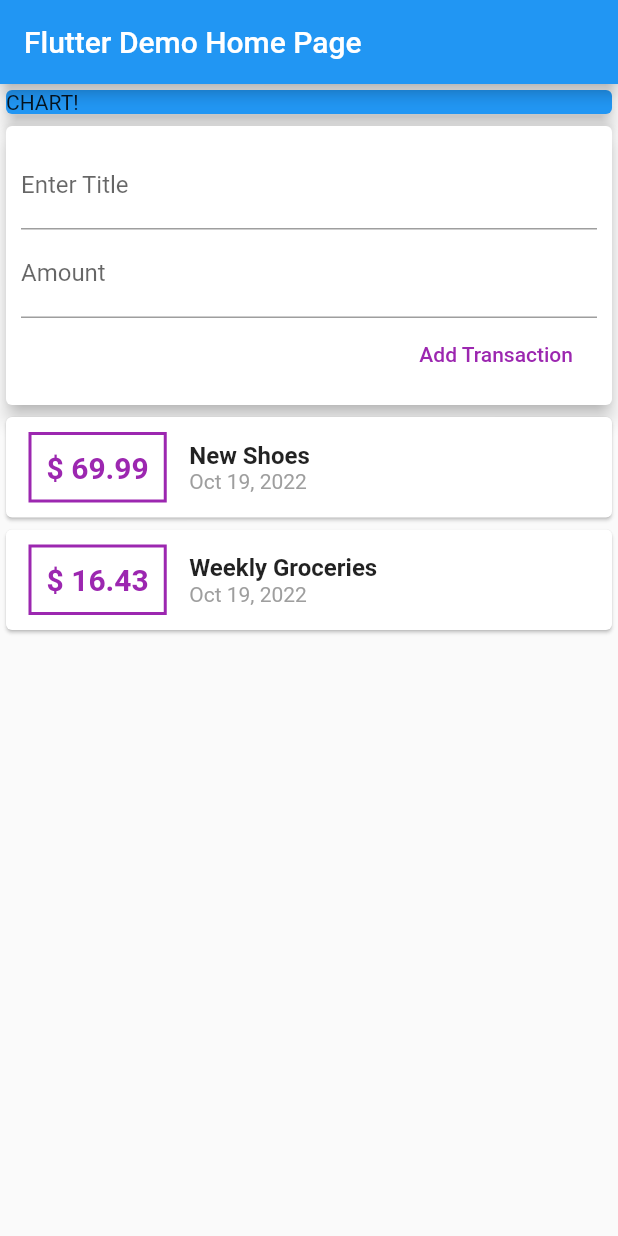
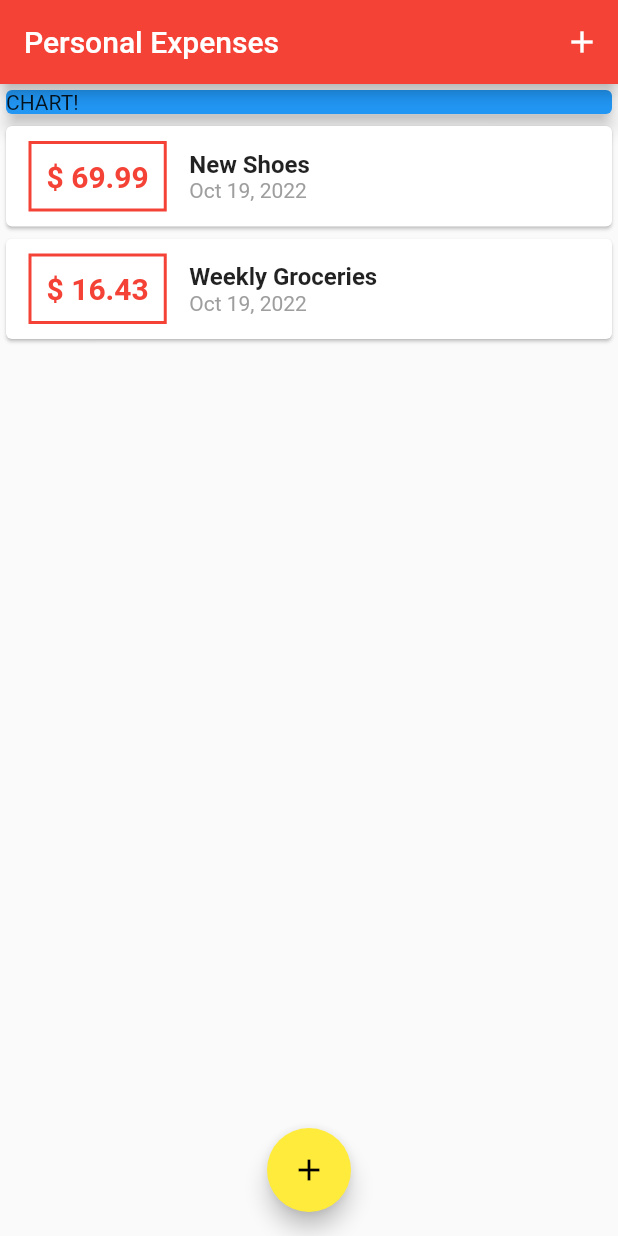
Before and after one commit to AqeelAaqi/Expenses_counter, a Flutter app: the screen it shows after launch, on a phone screen of 412 x 824 dp. Run offline on Flutter 3.47's test engine with Material 2 defaults, Android fonts, the phone set to English and light mode, and no system bars.

Commit message:
theme setting

```diff
--- a/lib/main.dart
+++ b/lib/main.dart
@@ -16,11 +16,12 @@ class MyApp extends StatelessWidget {
   @override
   Widget build(BuildContext context) {
     return MaterialApp(
-      title: 'Flutter App',
+      title: 'Personal Expenses',
       theme: ThemeData(
-        primarySwatch: Colors.blue,
+        primarySwatch: Colors.red,
+        accentColor: Colors.amber,
       ),
-      home: const MyHomePage(title: 'Flutter Demo Home Page'),
+      home: const MyHomePage(title: 'Personal Expenses'),
     );
   }
 }
@@ -45,7 +46,7 @@ class MyHomePage extends StatefulWidget {
 
 class _MyHomePageState extends State<MyHomePage> {
 
-  final List<Transaction> transactions = [
+  final List<Transaction> _userTransactions = [
     Transaction(
         id: 't1',
         title: 'New Shoes',
@@ -59,6 +60,32 @@ class _MyHomePageState extends State<MyHomePage> {
         date: DateTime.now()
     ),
   ];
+  void _addNewTransaction(String txTitle, double txAmount){
+    final newTx = Transaction(
+      id:DateTime.now().toString(),
+      title: txTitle,
+      amount: txAmount,
+      date:DateTime.now(),
+    );
+
+    setState(() {
+      _userTransactions.add(newTx);
+    });
+  }
+
+  void _startProcessAddNewTransaction(BuildContext context){
+    showModalBottomSheet(
+        context: context,
+        builder: (_){
+          return GestureDetector(
+            onTap: (){},
+            child: NewTransaction(_addNewTransaction),
+            behavior: HitTestBehavior.opaque,
+          );
+
+        },
+    );
+  }
 
   @override
   Widget build(BuildContext context) {
@@ -66,6 +93,14 @@ class _MyHomePageState extends State<MyHomePage> {
     return Scaffold(
       appBar: AppBar(
         title: Text(widget.title),
+        actions: <Widget>[
+          IconButton(
+            onPressed: (){
+              _startProcessAddNewTransaction(context);
+            },
+            icon: Icon(Icons.add),
+          ),
+        ],
       ),
       body: SingleChildScrollView(
         child: Column(
@@ -80,15 +115,20 @@ class _MyHomePageState extends State<MyHomePage> {
                 elevation: 5,
               ),
             ),
-            UserTransaction(),
+            // UserTransaction(),
+            TransactionList(_userTransactions),
           ],
         ),
       ),
-      // floatingActionButton: FloatingActionButton(
-      //   onPressed: _incrementCounter,
-      //   tooltip: 'Increment',
-      //   child: const Icon(Icons.add),
-      // ), // This trailing comma makes auto-formatting nicer for build methods.
+      floatingActionButtonLocation: FloatingActionButtonLocation.centerFloat,
+      floatingActionButton: FloatingActionButton(
+        backgroundColor: Colors.yellow,
+        onPressed: (){
+          _startProcessAddNewTransaction(context);
+        },
+        tooltip: 'Increment',
+        child: const Icon(Icons.add),
+      ), // This trailing comma makes auto-formatting nicer for build methods.
     );
   }
 }
--- a/lib/widgets/transaction_list.dart
+++ b/lib/widgets/transaction_list.dart
@@ -22,7 +22,8 @@ class TransactionList extends StatelessWidget {
                 ),
                 decoration: BoxDecoration(
                   border: Border.all(
-                    color: Colors.purple,
+                    color: Theme.of(context).primaryColor,
+                    // color: Colors.red,
                     width: 2,
                   ),
                 ),
@@ -32,7 +33,7 @@ class TransactionList extends StatelessWidget {
                   style: const TextStyle(
                     fontWeight: FontWeight.bold,
                     fontSize: 20,
-                    color: Colors.purple,
+                    color: Colors.red,
                   ),
                 ),
               ),
--- a/lib/widgets/user_transactions.dart
+++ b/lib/widgets/user_transactions.dart
@@ -11,40 +11,40 @@ class UserTransaction extends StatefulWidget {
 }
 
 class _UserTransaction extends State<UserTransaction>{
-  final List<Transaction> _userTransactions = [
-    Transaction(
-        id: 't1',
-        title: 'New Shoes',
-        amount: 69.99,
-        date: DateTime.now()
-    ),
-    Transaction(
-        id: 't2',
-        title: 'Weekly Groceries',
-        amount: 16.43,
-        date: DateTime.now()
-    ),
-  ];
-
-  void _addNewTransaction(String txTitle, double txAmount){
-    final newTx = Transaction(
-        id:DateTime.now().toString(),
-        title: txTitle,
-        amount: txAmount,
-        date:DateTime.now(),
-    );
-
-    setState(() {
-      _userTransactions.add(newTx);
-    });
-  }
+  // final List<Transaction> _userTransactions = [
+  //   Transaction(
+  //       id: 't1',
+  //       title: 'New Shoes',
+  //       amount: 69.99,
+  //       date: DateTime.now()
+  //   ),
+  //   Transaction(
+  //       id: 't2',
+  //       title: 'Weekly Groceries',
+  //       amount: 16.43,
+  //       date: DateTime.now()
+  //   ),
+  // ];
+  //
+  // void _addNewTransaction(String txTitle, double txAmount){
+  //   final newTx = Transaction(
+  //       id:DateTime.now().toString(),
+  //       title: txTitle,
+  //       amount: txAmount,
+  //       date:DateTime.now(),
+  //   );
+  //
+  //   setState(() {
+  //     _userTransactions.add(newTx);
+  //   });
+  // }
 
   @override
   Widget build(BuildContext context) {
     return Column(
       children: <Widget>[
-        NewTransaction(_addNewTransaction),
-        TransactionList(_userTransactions),
+        // NewTransaction(_addNewTransaction),
+        // TransactionList(_userTransactions),
       ],
     );
   }
```
Also changed, not shown: lib/widgets/new_transaction.dart (+17 -12 lines).
